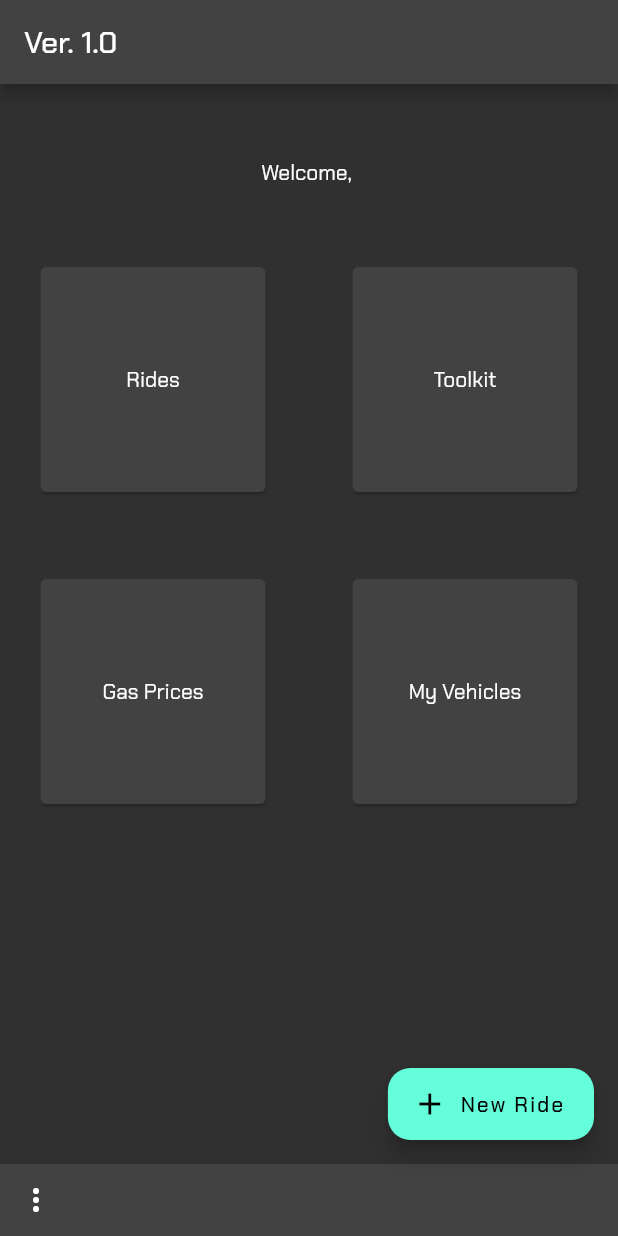
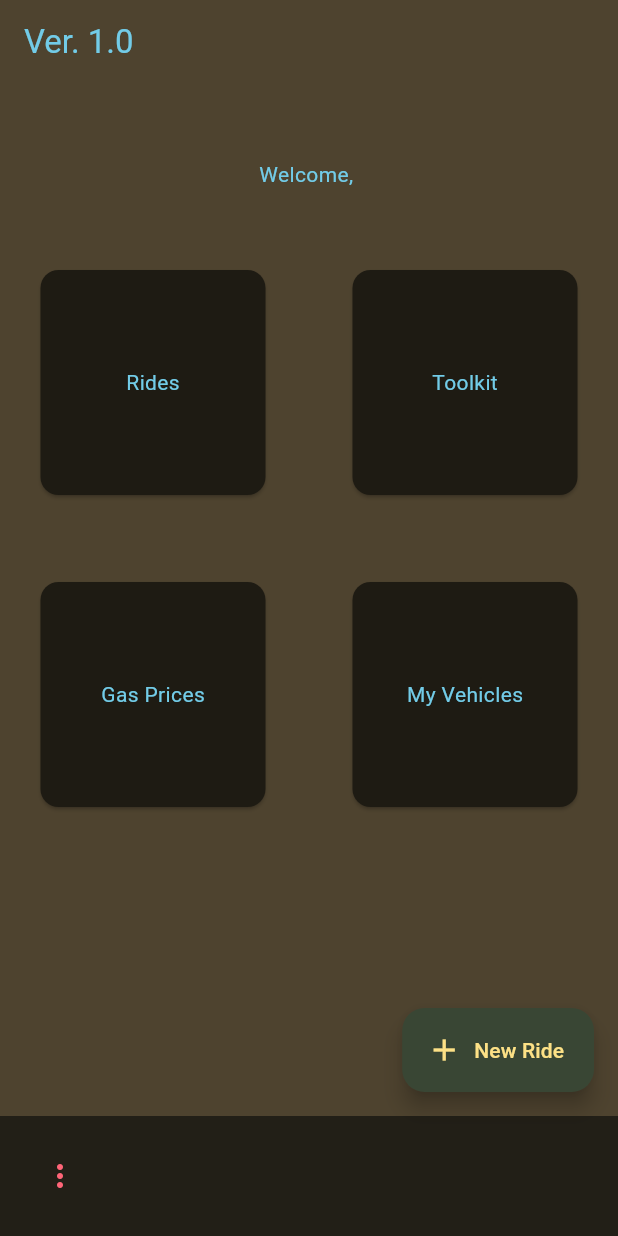
Before and after one commit to navirobayo/venom, a Flutter app: the screen it shows after launch, after a tap on the "code" icon, on a phone screen of 412 x 824 dp. Run offline on Flutter 3.47's test engine with Material 2 defaults, Android fonts, the phone set to English and light mode, and no system bars; our stand-ins replace circular_countdown_timer, flutter_time_picker_spinner, google_fonts, sqflite; accounts and stored records are empty.

Commit message:
New theme test

```diff
--- /dev/null
+++ b/venom/lib/components/flutter_monokai_theme.dart
@@ -0,0 +1,71 @@
+import 'package:flutter/material.dart';
+
+class FlutterMonokaiTheme {
+  FlutterMonokaiTheme._();
+
+  // If you want to modify both themes at once, modify the colors below.
+
+  static const Color _primaryColor = Color(0xFFEACB64);
+  static const Color _primaryInverseColor = Color(0xFF4E432F);
+  static const Color _onSurfaceColor = Color(0xFF72CCE8);
+  static const Color _onSurfaceVariant = Color(0xFFFF6578);
+  static const Color _onPrimaryColor = Color(0xFFA5E179);
+  static const Color _surfaceColor = Color(0xFF4E432F);
+  static const Color _backgroundColor = Color(0xFF373C4B);
+  static const Color _onSecondaryColor = Color(0xFFE1E3E4);
+  static const Color _onBackgroundColor = Color(0xFF828A9A);
+  static const Color _secondaryColor = Color(0xFF55393D);
+  static const Color _primaryContainer = Color(0xFF394634);
+  static const Color _errorColor = Color(0xFFF69C5E);
+  static const Color _onErrorColor = Color(0xFF354157);
+
+  // If you want to modify the light theme only, modify the colors below.
+
+  static final ThemeData lightTheme = ThemeData(
+    useMaterial3: true,
+    colorScheme: ColorScheme.fromSeed(
+      brightness: Brightness.light,
+      seedColor: FlutterMonokaiTheme._primaryColor,
+      background: FlutterMonokaiTheme._backgroundColor,
+      primary: FlutterMonokaiTheme._primaryColor,
+      secondary: FlutterMonokaiTheme._secondaryColor,
+      inversePrimary: FlutterMonokaiTheme._primaryInverseColor,
+      onSurface: FlutterMonokaiTheme._onSurfaceColor,
+      surface: FlutterMonokaiTheme._surfaceColor,
+      onSurfaceVariant: FlutterMonokaiTheme._onSurfaceVariant,
+      onPrimary: FlutterMonokaiTheme._onPrimaryColor,
+      onSecondary: FlutterMonokaiTheme._onSecondaryColor,
+      onBackground: FlutterMonokaiTheme._onBackgroundColor,
+      primaryContainer: FlutterMonokaiTheme._primaryContainer,
+      error: FlutterMonokaiTheme._errorColor,
+      onError: FlutterMonokaiTheme._onErrorColor,
+    ),
+  );
+
+  // If you want to modify the dark theme only, modify the colors below.
+
+  static final ThemeData darkTheme = ThemeData(
+    useMaterial3: true,
+    colorScheme: ColorScheme.fromSeed(
+      brightness: Brightness.dark,
+      seedColor: FlutterMonokaiTheme._primaryColor,
+      background: FlutterMonokaiTheme._backgroundColor,
+      primary: FlutterMonokaiTheme._primaryColor,
+      secondary: FlutterMonokaiTheme._secondaryColor,
+      inversePrimary: FlutterMonokaiTheme._primaryInverseColor,
+      onSurface: FlutterMonokaiTheme._onSurfaceColor,
+      surface: FlutterMonokaiTheme._surfaceColor,
+      onSurfaceVariant: FlutterMonokaiTheme._onSurfaceVariant,
+      onPrimary: FlutterMonokaiTheme._onPrimaryColor,
+      onSecondary: FlutterMonokaiTheme._onSecondaryColor,
+      onBackground: FlutterMonokaiTheme._onBackgroundColor,
+      primaryContainer: FlutterMonokaiTheme._primaryContainer,
+      error: FlutterMonokaiTheme._errorColor,
+      onError: FlutterMonokaiTheme._onErrorColor,
+    ),
+  );
+}
+
+// Based on the Monokai theme by Wimer Hazenberg.
+// https://marketplace.visualstudio.com/items?itemName=monokai.theme-monokai-pro-vscode
+// Replicated to Flutter by @navirobayo - Leave a star in the repo if you like it!
--- a/venom/lib/main.dart
+++ b/venom/lib/main.dart
@@ -1,5 +1,6 @@
 import 'package:flutter/material.dart';
 import 'package:google_fonts/google_fonts.dart';
+import 'package:venom/components/flutter_monokai_theme.dart';
 import 'package:venom/presentation/welcome_screen/welcome_screen.dart';
 
 void main() {
@@ -14,16 +15,8 @@
     return MaterialApp(
       debugShowCheckedModeBanner: false,
       title: 'Venom Beta',
-      theme: ThemeData(
-        textTheme:
-            GoogleFonts.chakraPetchTextTheme(Theme.of(context).textTheme),
-        brightness: Brightness.light,
-      ),
-      darkTheme: ThemeData(
-        textTheme: GoogleFonts.chakraPetchTextTheme(Theme.of(context).textTheme)
-            .apply(bodyColor: Colors.white),
-        brightness: Brightness.dark,
-      ),
+      theme: FlutterMonokaiTheme.lightTheme,
+      darkTheme: FlutterMonokaiTheme.darkTheme,
       themeMode: ThemeMode.dark,
       home: WelcomeScreen(),
     );
```
